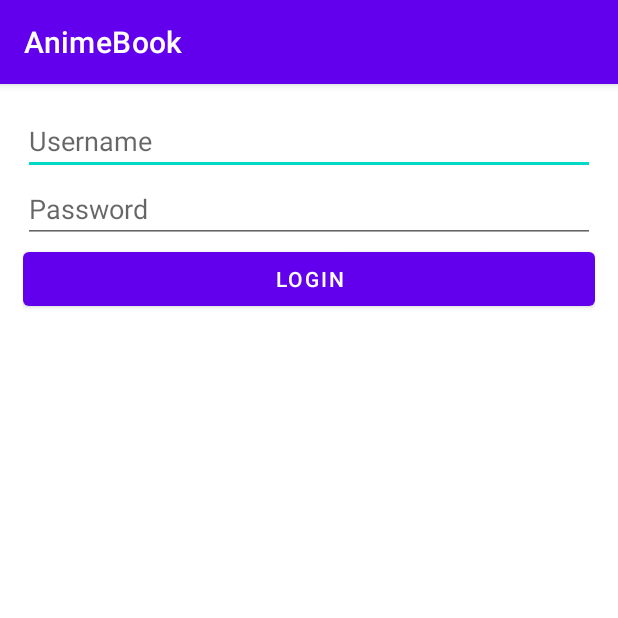
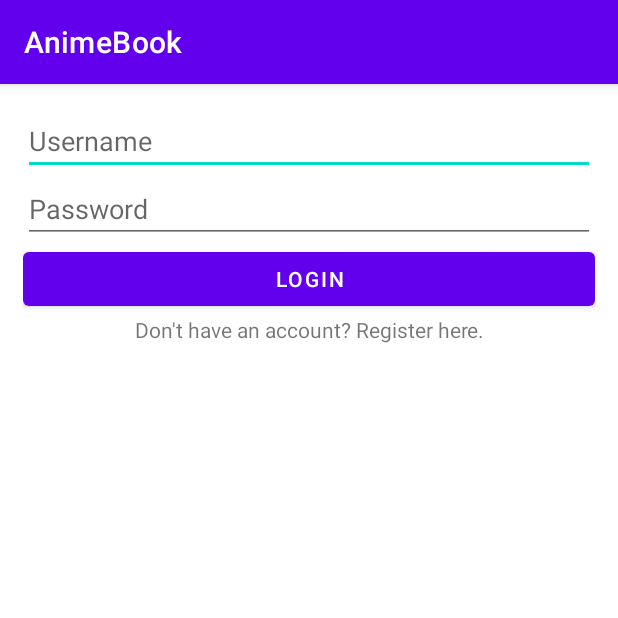
Before and after one commit to codepath-android-group-project/group-project, an Android app: the screen it shows after launch (LoginActivity), on a phone screen of 412 x 824 dp, the top half of it. Run offline under Robolectric (Android 15) with nearby library versions, the phone set to English and light mode, and no system bars; libraries missing offline, so code that uses them is left out: com.parse; 1 statement that could not run was skipped.

```diff
--- a/AnimeBook/app/src/main/java/com/example/animebook/LoginActivity.java
+++ b/AnimeBook/app/src/main/java/com/example/animebook/LoginActivity.java
@@ -8,6 +8,7 @@ import android.util.Log;
 import android.view.View;
 import android.widget.Button;
 import android.widget.EditText;
+import android.widget.TextView;
 import android.widget.Toast;
 
 import com.parse.LogInCallback;
@@ -20,6 +21,7 @@ public class LoginActivity extends AppCompatActivity {
     EditText etUsername;
     EditText etPassword;
     Button btnLogin;
+    TextView tvRegister;
 
     @Override
     protected void onCreate(Bundle savedInstanceState) {
@@ -27,13 +29,14 @@ public class LoginActivity extends AppCompatActivity {
         setContentView(R.layout.activity_login);
 
         //If user is already logged in go to main activity
-        if(ParseUser.getCurrentUser() != null){
-            goToMainActivity();
-        }
+//        if(ParseUser.getCurrentUser() != null){
+//            goToMainActivity();
+//        }
 
         etUsername = findViewById(R.id.etUsername);
         etPassword = findViewById(R.id.etPassword);
         btnLogin = findViewById(R.id.btnLogin);
+        tvRegister = findViewById(R.id.tvRegister);
 
         btnLogin.setOnClickListener(new View.OnClickListener() {
             @Override
@@ -43,9 +46,18 @@ public class LoginActivity extends AppCompatActivity {
                 String password = etPassword.getText().toString();
                 loginUser(username, password);
             }
+
+        });
+
+        tvRegister.setOnClickListener(new View.OnClickListener() {
+            @Override
+            public void onClick(View v) {
+                goToRegisterActivity();
+            }
         });
 
     }
+
 
     private void loginUser(String username, String password) {
         Log.i(TAG, "Trying to login user:" + username);
@@ -67,9 +79,13 @@ public class LoginActivity extends AppCompatActivity {
 
     private void goToMainActivity() {
         Intent i = new Intent(this, MainActivity.class);
+        finishAffinity();
         startActivity(i);
         //Removes login activity from backstack
-        finish();
+    }
 
+    private void goToRegisterActivity() {
+        Intent i = new Intent(this, RegisterActivity.class);
+        startActivity(i);
     }
 }
--- a/AnimeBook/app/src/main/res/layout/activity_login.xml
+++ b/AnimeBook/app/src/main/res/layout/activity_login.xml
@@ -5,6 +5,7 @@
     android:layout_width="match_parent"
     android:layout_height="wrap_content"
     android:layout_margin="15dp"
+    android:clickable="true"
     android:orientation="vertical"
     tools:context=".LoginActivity">
 
@@ -32,4 +33,13 @@
         android:layout_height="wrap_content"
         android:layout_weight="1"
         android:text="Login" />
+
+    <TextView
+        android:id="@+id/tvRegister"
+        android:layout_width="match_parent"
+        android:layout_height="wrap_content"
+        android:layout_weight="1"
+        android:clickable="true"
+        android:text="Don't have an account? Register here."
+        android:textAlignment="center" />
 </LinearLayout>
```
